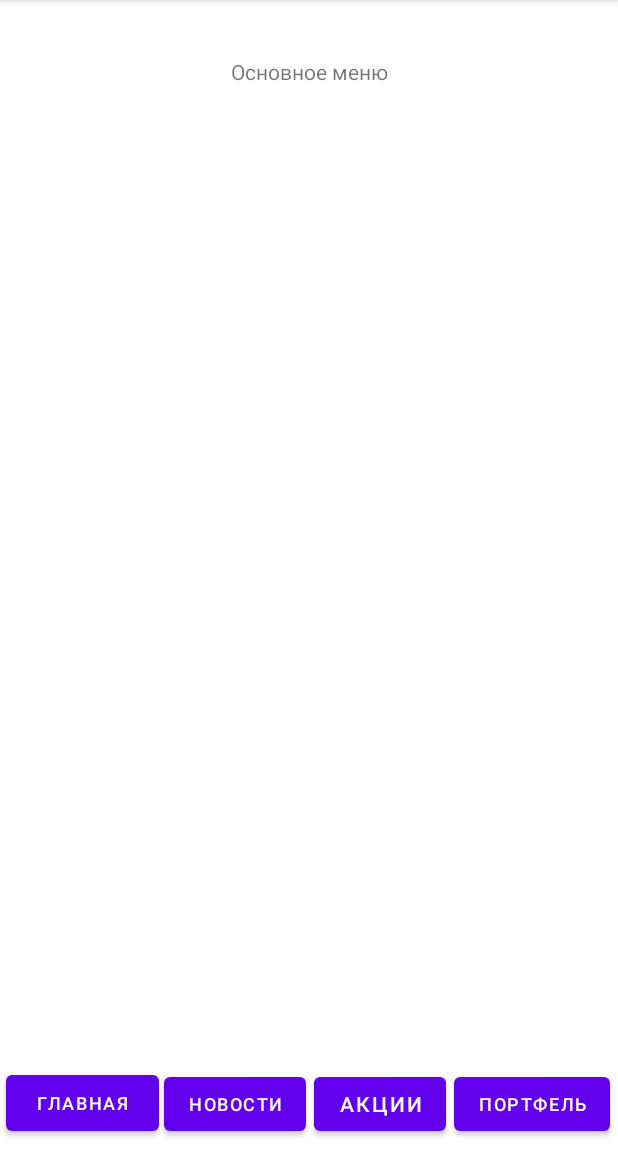
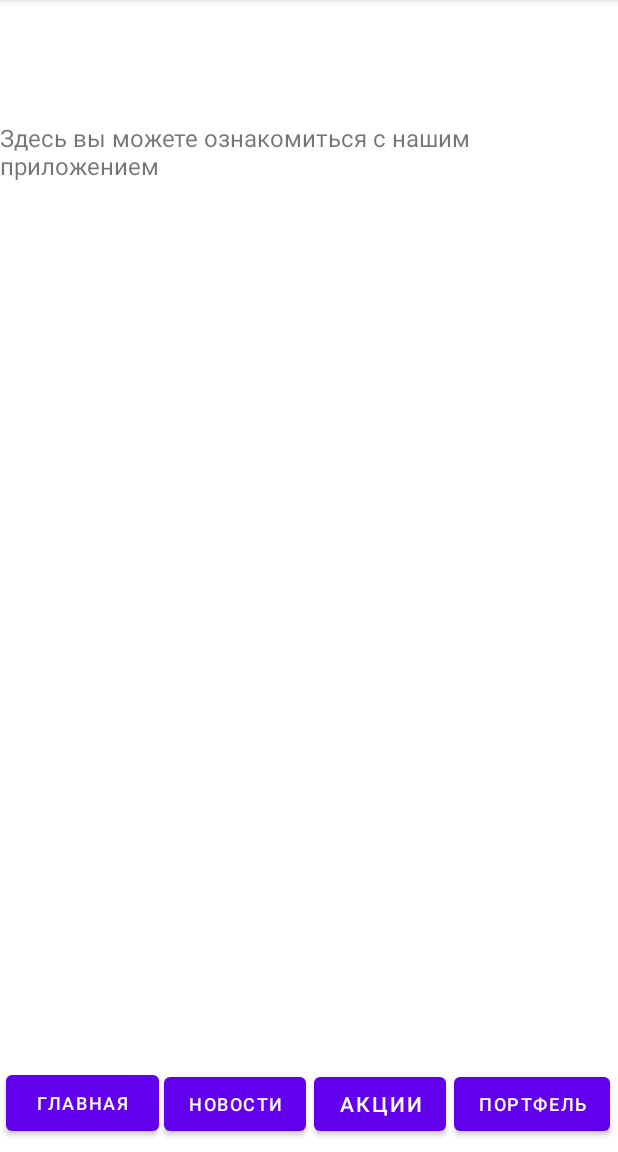
Before and after one commit to EnderSim/investment_app, an Android app: the screen it shows after launch (MainActivity), on a phone screen of 412 x 824 dp, the part 84-1236 px from its top. Run offline under Robolectric (Android 15) with nearby library versions, the phone set to English and light mode, and no system bars.

```diff
--- a/app/src/main/res/layout/activity_main.xml
+++ b/app/src/main/res/layout/activity_main.xml
@@ -20,11 +20,14 @@
         android:id="@+id/textView"
         android:layout_width="wrap_content"
         android:layout_height="wrap_content"
-        android:text="Основное меню"
+        android:text="Здесь вы можете ознакомиться с нашим приложением"
+        android:textSize="16sp"
+        android:layout_marginTop="50dp"
         app:layout_constraintBottom_toBottomOf="parent"
         app:layout_constraintLeft_toLeftOf="parent"
         app:layout_constraintRight_toRightOf="parent"
         app:layout_constraintTop_toTopOf="parent"
+        android:layout_marginBottom="80dp"
         app:layout_constraintVertical_bias="0.051" />
 
     <Button
```
